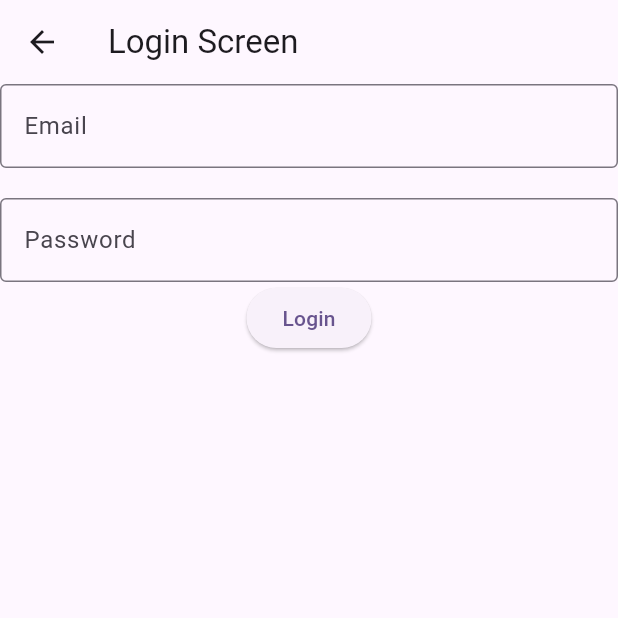
After one commit to alijabhujel/60Days_of_learning2024, a Flutter app: the Login_Screen screen opened directly, on a phone screen of 412 x 824 dp, the top half of it. The commit adds this screen. Run offline on Flutter 3.47's test engine with Material 3 defaults, Android fonts, the phone set to English and light mode, and no system bars; our stand-ins replace equatable, flutter_bloc, google_fonts, image_picker.

Commit message:
LSPPDay11

```diff
--- /dev/null
+++ b/lib/bloc/login/login_bloc.dart
@@ -0,0 +1,20 @@
+import 'package:bloc_state_manage/bloc/login/login_event.dart';
+import 'package:bloc_state_manage/bloc/login/login_states.dart';
+import 'package:flutter_bloc/flutter_bloc.dart';
+
+class LoginBloc extends Bloc<LoginEvent, LoginStates> {
+  LoginBloc() : super(LoginStates()) {
+    on<LoginEvent>((event, emit) {
+      on<Emailchanges>(_onemailchanges);
+      on<Passwordchange>(_onpasswordchanges);
+    });
+  }
+
+  void _onemailchanges(Emailchanges event, Emitter<LoginStates> emit) {
+    emit(state.copyWith(email: event.email));
+  }
+
+  void _onpasswordchanges(Passwordchange event, Emitter<LoginStates> emit) {
+    emit(state.copyWith(password: event.password));
+  }
+}
--- /dev/null
+++ b/lib/bloc/login/login_event.dart
@@ -0,0 +1,26 @@
+import 'package:equatable/equatable.dart';
+
+abstract class LoginEvent extends Equatable {
+  LoginEvent();
+  @override
+  // TODO: implement props
+  List<Object?> get props => throw UnimplementedError();
+}
+
+class Emailchanges extends LoginEvent {
+  final String email;
+  Emailchanges({required this.email});
+  @override
+  // TODO: implement props
+  List<Object?> get props => [email];
+}
+
+class Passwordchange extends LoginEvent {
+  final String password;
+  Passwordchange({required this.password});
+  @override
+  // TODO: implement props
+  List<Object?> get props => [password];
+}
+
+class Loginapi extends LoginEvent {}
--- /dev/null
+++ b/lib/bloc/login/login_states.dart
@@ -0,0 +1,31 @@
+import 'package:equatable/equatable.dart';
+
+enum Loginstatus { initial, loading, success, error }
+
+class LoginStates extends Equatable {
+  final String email;
+  final String password;
+  final Loginstatus loginstatus;
+  final String message;
+  LoginStates(
+      {this.email = '',
+      this.password = '',
+      this.message = '',
+      this.loginstatus = Loginstatus.initial});
+
+  LoginStates copyWith(
+      {String? email,
+      String? password,
+      String? message,
+      Loginstatus? loginstatus}) {
+    return LoginStates(
+        email: email ?? this.email,
+        password: password ?? this.password,
+        message: message ?? this.message,
+        loginstatus: loginstatus ?? this.loginstatus);
+  }
+
+  @override
+  // TODO: implement props
+  List<Object?> get props => [email, password, message, loginstatus];
+}
--- a/lib/screens/profile.dart
+++ b/lib/screens/profile.dart
@@ -56,7 +56,7 @@ class _My_ProfileState extends State<My_Profile> {
                     color: Colors.white,
                     borderRadius: BorderRadius.circular(20),
                     boxShadow: [
-                      BoxShadow(
+                     BoxShadow(
                         blurRadius: 8,
                         color: Colors.blueGrey,
                         spreadRadius: 4,
--- /dev/null
+++ b/lib/ui/login/login_screen.dart
@@ -0,0 +1,83 @@
+import 'package:bloc_state_manage/bloc/login/login_bloc.dart';
+import 'package:bloc_state_manage/bloc/login/login_event.dart';
+import 'package:bloc_state_manage/bloc/login/login_states.dart';
+import 'package:flutter/cupertino.dart';
+import 'package:flutter/material.dart';
+import 'package:flutter_bloc/flutter_bloc.dart';
+
+class Login_Screen extends StatefulWidget {
+  const Login_Screen({super.key});
+
+  @override
+  State<Login_Screen> createState() => _Login_ScreenState();
+}
+
+class _Login_ScreenState extends State<Login_Screen> {
+  late LoginBloc loginBloc;
+  final emailfocusnode = FocusNode();
+  final passwordfocusnode = FocusNode();
+
+  @override
+  void initState() {
+    // TODO: implement initState
+    super.initState();
+    loginBloc = LoginBloc();
+  }
+
+  @override
+  Widget build(BuildContext context) {
+    return Scaffold(
+      appBar: AppBar(
+        title: const Text('Login Screen'),
+      ),
+      body: BlocProvider(
+        create: (_) => loginBloc,
+        child: Column(
+          children: [
+            BlocBuilder<LoginBloc, LoginStates>(
+                buildWhen: (current, previous) =>
+                    current.email != current.email,
+                builder: (context, state) {
+                  return TextFormField(
+                    keyboardType: TextInputType.emailAddress,
+                    focusNode: emailfocusnode,
+                    decoration: InputDecoration(
+                      hintText: 'Email',
+                      border: OutlineInputBorder(),
+                    ),
+                    onChanged: (value) {
+                      context.read<LoginBloc>().add(Emailchanges(email: value));
+                    },
+                    onFieldSubmitted: (value) {},
+                  );
+                }),
+            const SizedBox(
+              height: 20,
+            ),
+            BlocBuilder<LoginBloc, LoginStates>(
+                buildWhen: (current, previous) =>
+                    current.password != current.password,
+                builder: (context, state) {
+                  return TextFormField(
+                    keyboardType: TextInputType.text,
+                    focusNode: passwordfocusnode,
+                    decoration: InputDecoration(
+                      hintText: 'Password',
+                      border: OutlineInputBorder(),
+                    ),
+                    onChanged: (value) {
+                      context
+                          .read<LoginBloc>()
+                          .add(Passwordchange(password: value));
+                    },
+                    onFieldSubmitted: (value) {},
+                  );
+                }),
+            ElevatedButton(onPressed: () {}, child: const Text('Login'))
+          ],
+        ),
+      ),
+      //
+    );
+  }
+}
```
